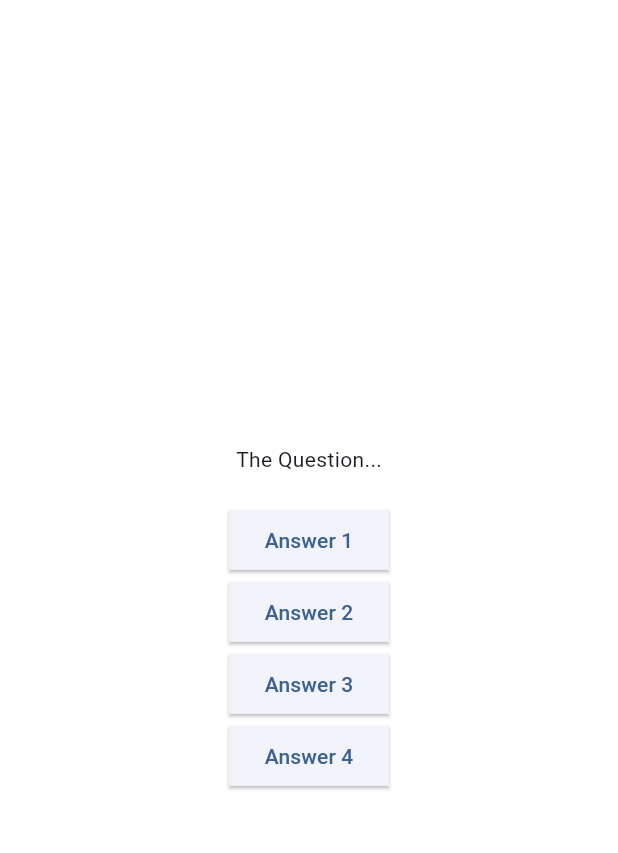
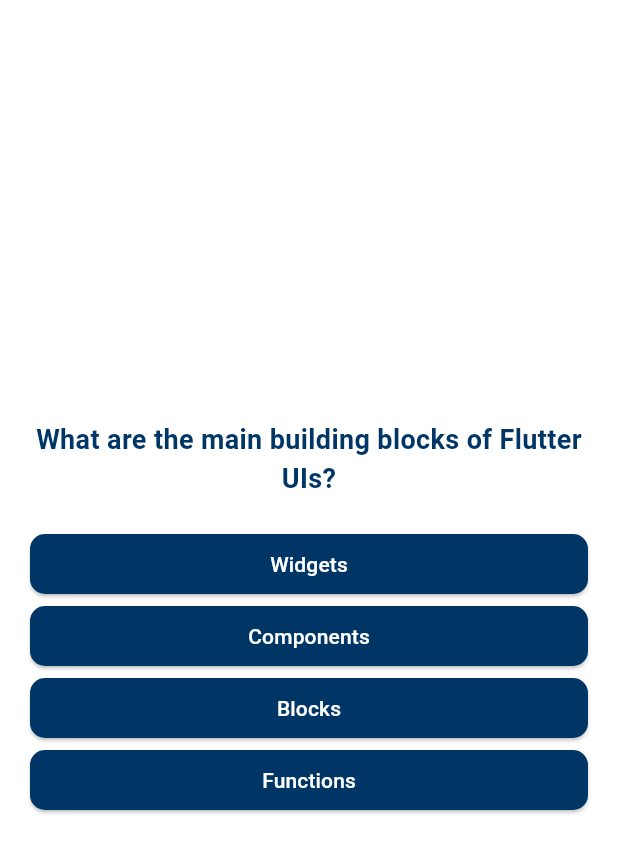
Before and after one commit to UtkarshMishra-git/quiz-application, a Flutter app: the screen it shows after launch, after a tap on "Start Quiz", on a phone screen of 412 x 824 dp. Shown: the top 853 px of the screen. Run offline on Flutter 3.47's test engine with Material 2 defaults, Android fonts, the phone set to English and light mode, and no system bars.

Commit message:
adding custom buttons

```diff
--- /dev/null
+++ b/lib/answer_button.dart
@@ -0,0 +1,24 @@
+import 'package:flutter/material.dart';
+
+class AnswerButton extends StatelessWidget {
+  const AnswerButton({required this.ansText, required this.onClick, super.key});
+  final String ansText;
+  final Function() onClick;
+  Widget build(BuildContext context) {
+    return ElevatedButton(
+      onPressed: onClick,
+      child: Text(
+        ansText,
+      ),
+      style: ElevatedButton.styleFrom(
+          shape:
+              RoundedRectangleBorder(borderRadius: BorderRadius.circular(10)),
+          backgroundColor: Color.fromARGB(255, 0, 54, 102),
+          foregroundColor: Colors.white,
+          padding: EdgeInsets.symmetric(
+            vertical: 10,
+            horizontal: 40,
+          )),
+    );
+  }
+}
--- a/lib/models/quiz_question.dart
+++ b/lib/models/quiz_question.dart
@@ -0,0 +1,5 @@
+class QuizQuestion {
+  const QuizQuestion(this.question, this.answers);
+  final String question;
+  final List<String> answers;
+}
--- a/lib/questions_screen.dart
+++ b/lib/questions_screen.dart
@@ -1,4 +1,6 @@
 import 'package:flutter/material.dart';
+import 'package:quiz_app/answer_button.dart';
+import 'package:quiz_app/data/questions.dart';
 
 class QuestionsScreen extends StatefulWidget {
   const QuestionsScreen({super.key});
@@ -6,39 +8,34 @@ class QuestionsScreen extends StatefulWidget {
 }
 
 class _QuestionsScreenState extends State<QuestionsScreen> {
+  var currentQuestion = questions[0];
   Widget build(BuildContext context) {
     return SizedBox(
       width: double.infinity,
+      child: Container(
+        margin: EdgeInsets.all(20),
         child: Column(
           mainAxisAlignment: MainAxisAlignment.center,
+          crossAxisAlignment: CrossAxisAlignment.stretch,
           children: [
-          Text('The Question...'),
+            Text(
+              currentQuestion.question,
+              style: TextStyle(
+                fontSize: 18,
+                fontWeight: FontWeight.bold,
+                color: Color.fromARGB(255, 0, 54, 102),
+              ),
+              textAlign: TextAlign.center,
+            ),
             const SizedBox(
               height: 20,
             ),
-          ElevatedButton(
-            onPressed: () {},
-            child: Text('Answer 1'),
-            style: ElevatedButton.styleFrom(shape: RoundedRectangleBorder()),
+
+            //... help answers added as multiple individual values
+            ...currentQuestion.answers
+                .map((answer) => AnswerButton(ansText: answer, onClick: () {})),
+          ],
         ),
-          ElevatedButton(
-              onPressed: () {},
-              child: Text('Answer 2'),
-              style: ElevatedButton.styleFrom(shape: RoundedRectangleBorder())),
-          ElevatedButton(
-              onPressed: () {},
-              child: Text('Answer 3'),
-              style: ElevatedButton.styleFrom(
-                shape: RoundedRectangleBorder(),
-              )),
-          ElevatedButton(
-            onPressed: () {},
-            child: Text('Answer 4'),
-            style: ElevatedButton.styleFrom(
-              shape: RoundedRectangleBorder(),
-            ),
-          ),
-        ],
       ),
     );
   }
```
Lines whose indentation alone changed are shown as unchanged.
